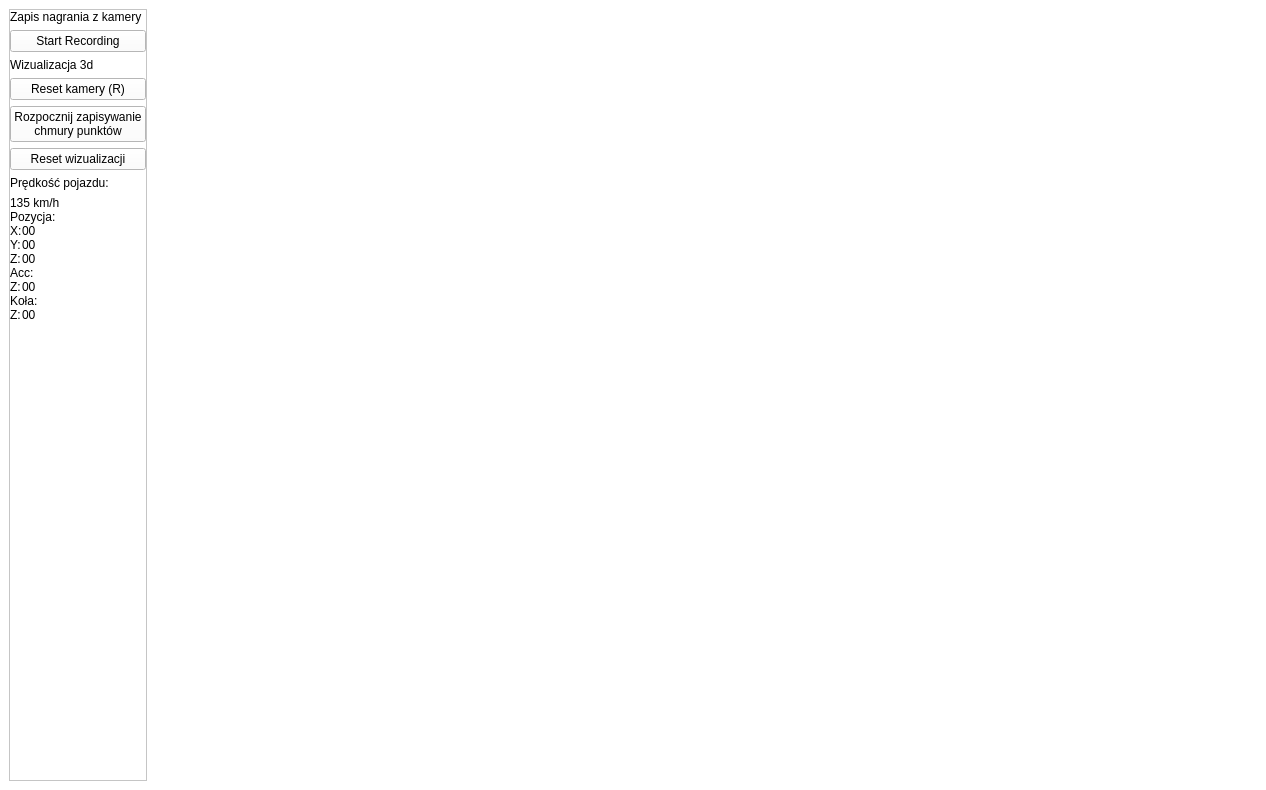
First picture: the form in Ui/mainwindow.ui, repository Dezinter8/Piper_Gui, before the edit.
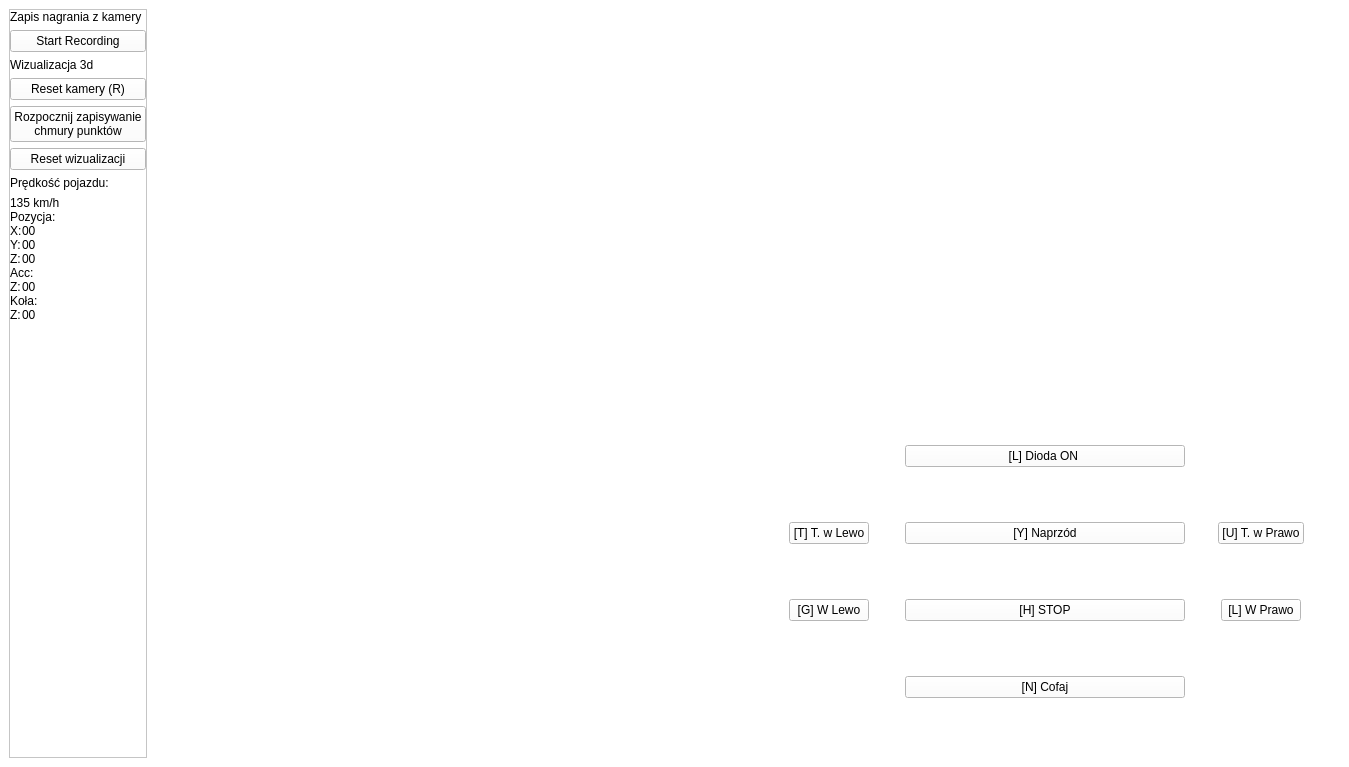
Second picture: the form after the edit. Icons and pictures are not drawn.

Commit message: Implementacja sterowania w gui

Patch:
```diff
--- a/Ui/mainwindow.ui
+++ b/Ui/mainwindow.ui
@@ -6,8 +6,8 @@
    <rect>
     <x>0</x>
     <y>0</y>
-    <width>1266</width>
-    <height>790</height>
+    <width>1349</width>
+    <height>767</height>
    </rect>
   </property>
   <property name="palette">
@@ -779,10 +779,10 @@
          <widget class="QLabel" name="label_8">
           <property name="geometry">
            <rect>
-            <x>10</x>
-            <y>10</y>
-            <width>481</width>
-            <height>331</height>
+            <x>20</x>
+            <y>20</y>
+            <width>518</width>
+            <height>354</height>
            </rect>
           </property>
           <property name="maximumSize">
@@ -879,6 +879,9 @@
           <property name="alignment">
            <set>Qt::AlignCenter</set>
           </property>
+          <property name="wordWrap">
+           <bool>true</bool>
+          </property>
          </widget>
         </widget>
        </item>
@@ -918,108 +921,63 @@
            <height>180</height>
           </size>
          </property>
-         <property name="frameShape">
-          <enum>QFrame::NoFrame</enum>
-         </property>
-         <property name="frameShadow">
-          <enum>QFrame::Raised</enum>
-         </property>
-         <layout class="QVBoxLayout" name="verticalLayout_2">
-          <item>
-           <widget class="QLabel" name="label_6">
-            <property name="maximumSize">
-             <size>
-              <width>518</width>
-              <height>354</height>
-             </size>
+         <layout class="QGridLayout" name="gridLayout_3">
+          <item row="2" column="3" alignment="Qt::AlignHCenter|Qt::AlignVCenter">
+           <widget class="QPushButton" name="w_prawo_button">
+            <property name="text">
+             <string>[L] W Prawo</string>
             </property>
-            <property name="palette">
-             <palette>
-              <active>
-               <colorrole role="Base">
-                <brush brushstyle="SolidPattern">
-                 <color alpha="255">
-                  <red>255</red>
-                  <green>255</green>
-                  <blue>255</blue>
-                 </color>
-                </brush>
-               </colorrole>
-               <colorrole role="Window">
-                <brush brushstyle="SolidPattern">
-                 <color alpha="255">
-                  <red>153</red>
-                  <green>193</green>
-                  <blue>241</blue>
-                 </color>
-                </brush>
-               </colorrole>
-              </active>
-              <inactive>
-               <colorrole role="Base">
-                <brush brushstyle="SolidPattern">
-                 <color alpha="255">
-                  <red>255</red>
-                  <green>255</green>
-                  <blue>255</blue>
-                 </color>
-                </brush>
-               </colorrole>
-               <colorrole role="Window">
-                <brush brushstyle="SolidPattern">
-                 <color alpha="255">
-                  <red>153</red>
-                  <green>193</green>
-                  <blue>241</blue>
-                 </color>
-                </brush>
-               </colorrole>
-              </inactive>
-              <disabled>
-               <colorrole role="Base">
-                <brush brushstyle="SolidPattern">
-                 <color alpha="255">
-                  <red>153</red>
-                  <green>193</green>
-                  <blue>241</blue>
-                 </color>
-                </brush>
-               </colorrole>
-               <colorrole role="Window">
-                <brush brushstyle="SolidPattern">
-                 <color alpha="255">
-                  <red>153</red>
-                  <green>193</green>
-                  <blue>241</blue>
-                 </color>
-                </brush>
-               </colorrole>
-              </disabled>
-             </palette>
+           </widget>
+          </item>
+          <item row="2" column="0" alignment="Qt::AlignHCenter">
+           <widget class="QPushButton" name="w_lewo_button">
+            <property name="text">
+             <string>[G] W Lewo</string>
             </property>
-            <property name="layoutDirection">
-             <enum>Qt::LeftToRight</enum>
+           </widget>
+          </item>
+          <item row="2" column="1" colspan="2">
+           <widget class="QPushButton" name="stop_button">
+            <property name="text">
+             <string>[H] STOP</string>
             </property>
-            <property name="autoFillBackground">
+           </widget>
+          </item>
+          <item row="1" column="0" alignment="Qt::AlignHCenter">
+           <widget class="QPushButton" name="t_w_lewo_button">
+            <property name="text">
+             <string>[T] T. w Lewo</string>
+            </property>
+            <property name="flat">
              <bool>false</bool>
             </property>
-            <property name="styleSheet">
-             <string notr="true">background-image: url(:/newPrefix/Ui/Images/nodata.jpeg);</string>
+           </widget>
+          </item>
+          <item row="1" column="3" alignment="Qt::AlignHCenter">
+           <widget class="QPushButton" name="t_w_prawo_button">
+            <property name="text">
+             <string>[U] T. w Prawo</string>
             </property>
+           </widget>
+          </item>
+          <item row="1" column="1" colspan="2">
+           <widget class="QPushButton" name="naprzod_button">
             <property name="text">
-             <string/>
+             <string>[Y] Naprzód</string>
             </property>
-            <property name="textFormat">
-             <enum>Qt::RichText</enum>
+           </widget>
+          </item>
+          <item row="3" column="1" colspan="2">
+           <widget class="QPushButton" name="cofaj_button">
+            <property name="text">
+             <string>[N] Cofaj</string>
             </property>
-            <property name="pixmap">
-             <pixmap resource="../resources.qrc">:/newPrefix/Ui/Images/nodata.jpeg</pixmap>
-            </property>
-            <property name="scaledContents">
-             <bool>true</bool>
-            </property>
-            <property name="alignment">
-             <set>Qt::AlignCenter</set>
+           </widget>
+          </item>
+          <item row="0" column="1" colspan="2">
+           <widget class="QPushButton" name="dioda_button">
+            <property name="text">
+             <string>[L] Dioda ON </string>
             </property>
            </widget>
           </item>
```
Left out of the diff: 93 changed lines with no effect on the pictures. The commit also changes 2 other files.
